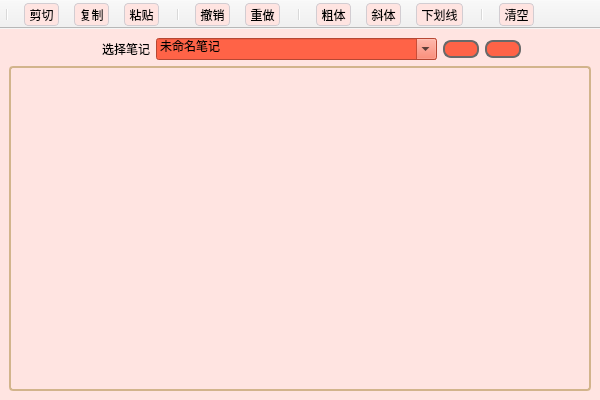
Old version of the form notewindow.ui in the repository Vivanto-Libera/Pomodoro.
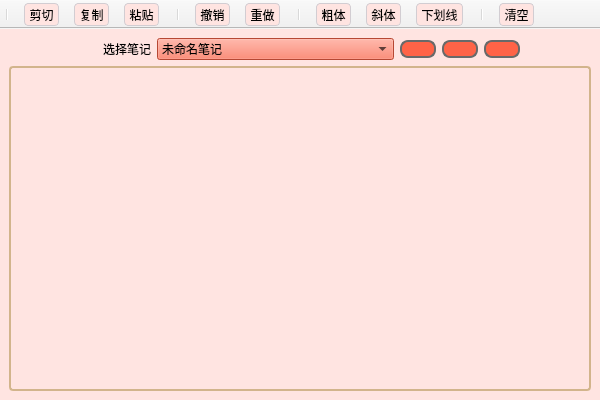
New version of the form. Icons and pictures are not drawn.

```diff
--- a/notewindow.ui
+++ b/notewindow.ui
@@ -123,7 +123,7 @@
   <widget class="QWidget" name="centralwidget">
    <layout class="QVBoxLayout" name="verticalLayout">
     <item>
-     <layout class="QHBoxLayout" name="horizontalLayout" stretch="2,2,8,1,1,2">
+     <layout class="QHBoxLayout" name="horizontalLayout" stretch="3,3,10,1,1,1,3">
       <item>
        <spacer name="horizontalSpacer">
         <property name="orientation">
@@ -150,7 +150,7 @@
       <item>
        <widget class="QComboBox" name="noteCombo">
         <property name="editable">
-         <bool>true</bool>
+         <bool>false</bool>
         </property>
         <property name="maxVisibleItems">
          <number>40</number>
@@ -193,6 +193,20 @@
         </property>
        </widget>
       </item>
+      <item>
+       <widget class="QPushButton" name="btn_changeName">
+        <property name="toolTip">
+         <string>修改名称</string>
+        </property>
+        <property name="text">
+         <string/>
+        </property>
+        <property name="icon">
+         <iconset resource="res.qrc">
+          <normaloff>:/icons/images/title.png</normaloff>:/icons/images/title.png</iconset>
+        </property>
+       </widget>
+      </item>
       <item>
        <spacer name="horizontalSpacer_2">
         <property name="orientation">
```
